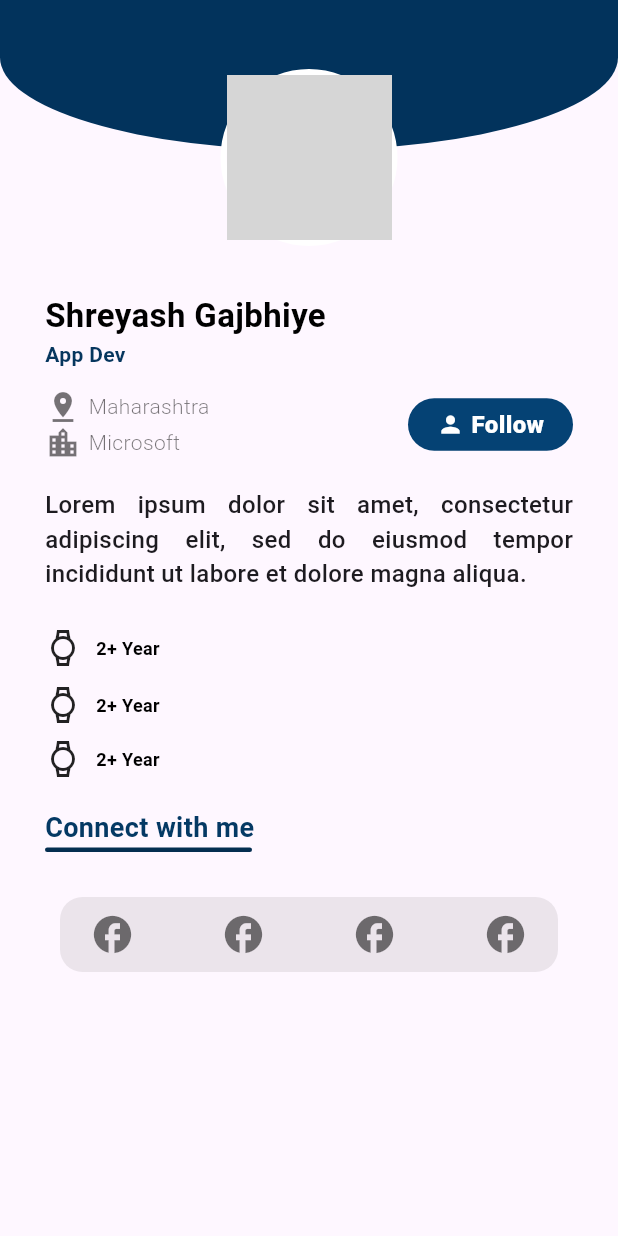
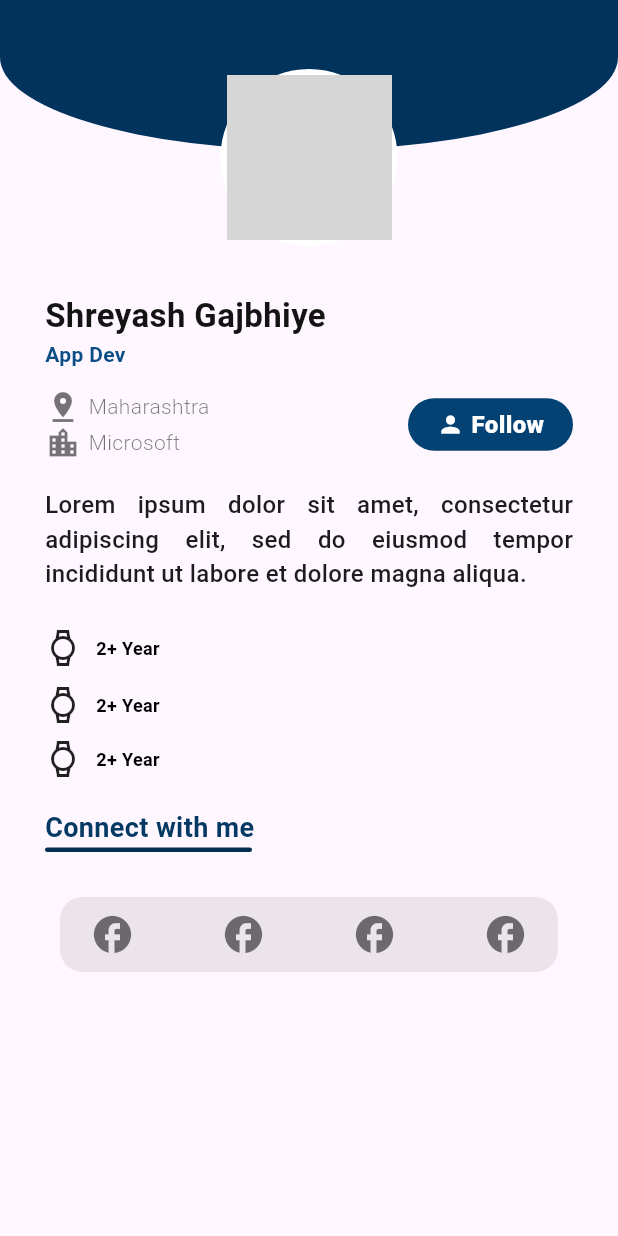
Before and after one commit to Shreyasgajbhiye/Profile-AluminiApp, a Flutter app: the screen it shows after launch, on a phone screen of 412 x 824 dp. Run offline on Flutter 3.47's test engine with Material 3 defaults, Android fonts, the phone set to English and light mode, and no system bars; network calls fail; grey boxes are pictures that could not be loaded.

Commit message:
1st comment

```diff
--- a/lib/profilePage/Profile.dart
+++ b/lib/profilePage/Profile.dart
@@ -110,8 +110,8 @@ class _profileState extends State<profile> {
                   const Column(
                     crossAxisAlignment: CrossAxisAlignment.start,
                     children: [
-                      Text('Shreyash Gajbhiye',style: TextStyle(color: Colors.black, fontWeight: FontWeight.bold, fontSize: 22,),),
-                      Text('App Dev', style: TextStyle(color: Color.fromARGB(255, 6, 54, 94), fontWeight: FontWeight.w600),)
+                      Text('Shreyash Gajbhiye',style: TextStyle(color: Color.fromARGB(255, 19, 19, 19), fontWeight: FontWeight.bold, fontSize: 22,),),
+                      Text('App Dev', style: TextStyle(color: Color.fromARGB(255, 10, 78, 133), fontWeight: FontWeight.w600),)
                     ],
                   ),
                   const SizedBox(
```
Also changed, not shown: pubspec.lock.
